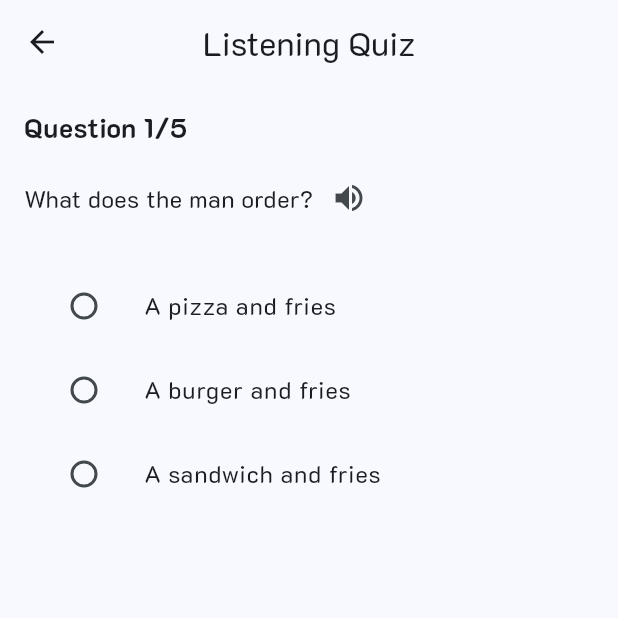
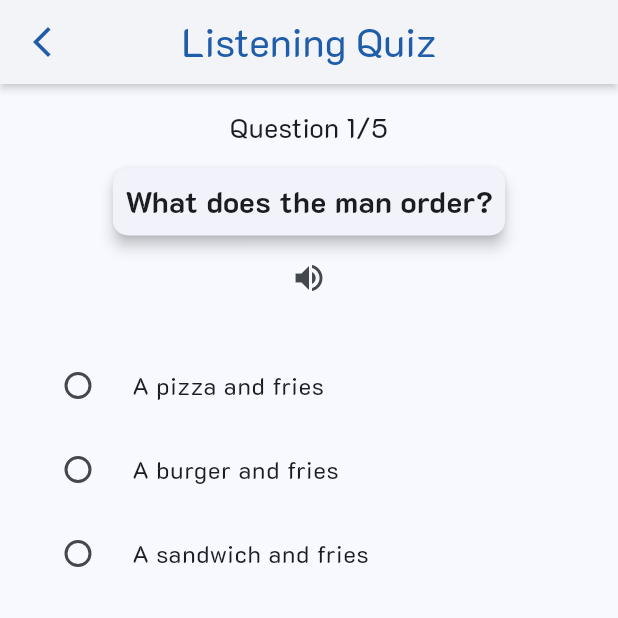
Before and after one commit to TruongZTrinh/eng-learning-mobile-app, a Flutter app: the ListeningQuizPratice screen opened directly, after a tap on "Start Listening", on a phone screen of 412 x 824 dp, the top half of it. Run offline on Flutter 3.47's test engine with Material 3 defaults, Android fonts, the phone set to English and light mode, and no system bars; our stand-ins replace audioplayers, flutter_screenutil, flutter_spinkit, flutter_svg, flutter_tts, freezed_annotation and 3 more; missing offline and left inert: flutter_flip_card, fuzzywuzzy, translator.

Commit message:
second commit

```diff
--- a/lib/modules/quiz/listening_quiz/controllers/listening_quiz_controlller.dart
+++ b/lib/modules/quiz/listening_quiz/controllers/listening_quiz_controlller.dart
@@ -7,11 +7,12 @@ import 'package:flutter/material.dart';
 import 'package:get/get.dart';
 
 class ListeningQuizController extends GetxController {
+  // Track the status of the button
+  RxBool isButtonEnabled = true.obs;
+
   /// Các câu hỏi trong bài quiz
   RxInt currentQuestionIndex = 0.obs;
   int totalQuestions = 5;
-
-  RxDouble progress = 0.0.obs;
 
   // Các câu nói trong bài quiz
   RxInt currentScriptIndex = 0.obs;
@@ -28,6 +29,13 @@ class ListeningQuizController extends GetxController {
   List<ListeningQuestionModel> get questions => quiz.questions ?? [];
 
   SpeechService speechService = Get.put(SpeechService());
+  RxList<bool> isSpeakingList = <bool>[].obs;
+
+  @override
+  void onInit() {
+    initializeScripts(scripts);
+    super.onInit();
+  }
 
   @override
   void onClose() {
@@ -39,28 +47,32 @@ class ListeningQuizController extends GetxController {
     listSpeakingScripts = listeningScripts;
     currentScriptIndex.value = 0;
     visibleScripts.clear();
+    isSpeakingList.clear();
 
     if (listSpeakingScripts.isNotEmpty) {
-      visibleScripts.add(listSpeakingScripts.first);
+      // visibleScripts.add(listSpeakingScripts.first);
+      isSpeakingList.addAll(List.filled(listSpeakingScripts.length, false));
     }
     // print(listSpeakingScripts);
   }
 
   Future<void> playScriptsUntilQuestion() async {
-    foundRelatedQuestion.value = false; // Reset trước khi bắt đầu
+    if (!isButtonEnabled.value)
+      return; // If the button is disabled, can't press
+
+    isButtonEnabled.value = false; // Disable the button when start
+    foundRelatedQuestion.value = false; // Reset before start
 
     for (var i = currentScriptIndex.value; i < scripts.length; i++) {
-      // visibleScripts.add(listSpeakingScripts[currentScriptIndex.value]);
-      // print(" VisibleScripts:  ${visibleScripts.length}");
+      visibleScripts.add(scripts[i]);
 
-      final script = scripts[i];
-      updateProgress((i + 1) / (scripts.length + 1));
-      // Đọc script
-      await speechService.speak(script.transcript, script.speaker);
+      isSpeakingList[i] = true;
+      await speechService.speak(scripts[i].transcript, scripts[i].speaker);
+      isSpeakingList[i] = false;
 
       // Kiểm tra nếu script liên quan đến câu hỏi
       final relatedQuestion = questions.firstWhereOrNull(
-        (question) => question.scriptIds.contains(script.id),
+        (question) => question.scriptId.contains(scripts[i].id),
       );
 
       if (relatedQuestion != null) {
@@ -77,9 +89,8 @@ class ListeningQuizController extends GetxController {
         foundRelatedQuestion.value = false;
       }
       // Thêm khoảng dừng giữa các câu
-
       currentScriptIndex.value++;
-      await Future.delayed(const Duration(milliseconds: 500));
+      await Future.delayed(const Duration(milliseconds: 700));
     }
     Get.snackbar(
       "Chúc mừng bạn vượt qua quiz!",
@@ -92,14 +103,9 @@ class ListeningQuizController extends GetxController {
   }
 
   void addNextScript() {
-    // if (currentScriptIndex)
-    if (currentScriptIndex < listSpeakingScripts.length - 1) {
-      currentScriptIndex++;
-      visibleScripts.add(listSpeakingScripts[currentScriptIndex.value]);
-      speechService.speak(scripts[currentScriptIndex.value].transcript,
-          scripts[currentScriptIndex.value].speaker);
-      foundRelatedQuestion.value = false;
-      isAnswerCorrect.value = false;
+    if (currentScriptIndex.value < scripts.length) {
+      visibleScripts.add(scripts[currentScriptIndex.value]);
+      currentScriptIndex.value++;
     }
   }
 
@@ -131,28 +137,6 @@ class ListeningQuizController extends GetxController {
 
     if (isAnswerCorrect.value == true) {
       AudioHelper.playAudioFromAsset("correct_sound.mp3");
-      Get.bottomSheet(Container(
-          height: 150,
-          color: Colors.white,
-          child: Center(
-            child: Column(
-              mainAxisAlignment: MainAxisAlignment.spaceEvenly,
-              crossAxisAlignment: CrossAxisAlignment.center,
-              children: [
-                const Text(
-                  "Đáp án sai. Vui lòng thử lại",
-                  style: TextStyle(fontSize: 18, color: Colors.red),
-                ),
-                ElevatedButton(
-                  onPressed: () {
-                    Get.back(); // Đóng BottomSheet
-                    Get.back(); // Quay về trang trước
-                  },
-                  child: const Text("Quay về"),
-                ),
-              ],
-            ),
-          )));
       nextQuestion();
     } else {
       AudioHelper.playAudioFromAsset("wrong_sound.mp3");
@@ -181,7 +165,8 @@ class ListeningQuizController extends GetxController {
     }
   }
 
-  void updateProgress(double value) {
-    progress.value = value;
+  double calculateScriptDuration(String transcript, double wordsPerSecond) {
+    int wordCount = transcript.split(' ').length;
+    return wordCount / wordsPerSecond;
   }
 }
--- a/lib/modules/quiz/listening_quiz/data/listening_lesson_quiz_data.dart
+++ b/lib/modules/quiz/listening_quiz/data/listening_lesson_quiz_data.dart
@@ -27,7 +27,7 @@ List<ListeningQuizModel> listeningQuizList = [
       ListeningScriptModel(
         id: "script_04",
         speaker: "F",
-        transcript: " Would you like a small, medium, or large drink?",
+        transcript: "Would you like a small, medium, or large drink?",
       ),
       ListeningScriptModel(
         id: "script_05",
@@ -73,7 +73,7 @@ List<ListeningQuizModel> listeningQuizList = [
     questions: [
       ListeningQuestionModel(
         id: "q_01",
-        scriptIds: ["script_01"],
+        scriptId: "script_01",
         questionText: "What does the man order?",
         options: [
           ListeningOptionModel(id: 'opt_1', text: "A pizza and fries"),
@@ -84,7 +84,7 @@ List<ListeningQuizModel> listeningQuizList = [
       ),
       ListeningQuestionModel(
         id: "q_02",
-        scriptIds: ["script_05"],
+        scriptId: "script_05",
         questionText: "What size drink does the man choose?",
         options: [
           ListeningOptionModel(id: 'opt_1', text: "Medium"),
@@ -95,7 +95,7 @@ List<ListeningQuizModel> listeningQuizList = [
       ),
       ListeningQuestionModel(
         id: "q_03",
-        scriptIds: ["script_07"],
+        scriptId: "script_07",
         questionText: "Does the man want cheese on his burger?",
         options: [
           ListeningOptionModel(id: 'opt_1', text: "No"),
@@ -106,7 +106,7 @@ List<ListeningQuizModel> listeningQuizList = [
       ),
       ListeningQuestionModel(
         id: "q_04",
-        scriptIds: ["script_10"],
+        scriptId: "script_10",
         questionText: "How much is the total bill?",
         options: [
           ListeningOptionModel(id: 'opt_1', text: "\$8.50"),
@@ -117,7 +117,7 @@ List<ListeningQuizModel> listeningQuizList = [
       ),
       ListeningQuestionModel(
         id: "q_05",
-        scriptIds: ["script_12"],
+        scriptId: "script_12",
         questionText: "How long will the food take?",
         options: [
           ListeningOptionModel(id: 'opt_1', text: "10 minutes"),
@@ -127,5 +127,5 @@ List<ListeningQuizModel> listeningQuizList = [
         correctAnswer: "opt_2",
       ),
     ],
-  )
+  ),
 ];
--- a/lib/modules/quiz/listening_quiz/models/listening_question_model.dart
+++ b/lib/modules/quiz/listening_quiz/models/listening_question_model.dart
@@ -8,7 +8,7 @@ part 'listening_question_model.g.dart';
 class ListeningQuestionModel with _$ListeningQuestionModel {
   const factory ListeningQuestionModel({
     required String id,
-    required List<String> scriptIds,
+    required String scriptId,
     required String questionText,
     required List<ListeningOptionModel> options,
     required String correctAnswer,
--- a/lib/modules/quiz/listening_quiz/views/listening_quiz_page.dart
+++ b/lib/modules/quiz/listening_quiz/views/listening_quiz_page.dart
@@ -45,7 +45,8 @@ class ListeningQuizPage extends StatelessWidget {
                   height: 80,
                   decoration: BoxDecoration(
                     borderRadius: BorderRadius.circular(10),
-                    color: Colors.blue,
+                    gradient: const LinearGradient(
+                        colors: [Colors.lightBlueAccent, Colors.blue]),
                   ),
                   child: Align(
                     alignment: Alignment.centerLeft,
--- a/lib/modules/quiz/listening_quiz/views/listening_quiz_pratice.dart
+++ b/lib/modules/quiz/listening_quiz/views/listening_quiz_pratice.dart
@@ -1,6 +1,8 @@
 import 'package:english_learning_app/modules/quiz/listening_quiz/controllers/listening_quiz_controlller.dart';
-import 'package:english_learning_app/shared/speech_service.dart';
+import 'package:english_learning_app/shared/app_colors.dart';
 import 'package:flutter/material.dart';
+import 'package:flutter_spinkit/flutter_spinkit.dart';
+import 'package:flutter_svg/flutter_svg.dart';
 import 'package:get/get.dart';
 
 class ListeningQuizPratice extends StatelessWidget {
@@ -13,8 +15,21 @@ class ListeningQuizPratice extends StatelessWidget {
 
     return Scaffold(
       appBar: AppBar(
-        title: const Text('Listening Quiz'),
+        title: const Text(
+          'Listening Quiz',
+          textScaler: TextScaler.linear(1.2),
+        ),
+        leading: IconButton(
+          icon: const Icon(Icons.arrow_back_ios_new),
+          onPressed: () {
+            Get.back();
+          },
+        ),
         centerTitle: true,
+        shadowColor: Colors.grey.withAlpha((0.5 * 255).toInt()),
+        elevation: 2,
+        backgroundColor: Colors.white,
+        foregroundColor: AppColors.secondaryColor,
       ),
       body: Obx(() {
         // Kiểm tra nếu đã tìm thấy câu hỏi liên quan
@@ -23,36 +38,43 @@ class ListeningQuizPratice extends StatelessWidget {
               .questions[listeningQuizController.currentQuestionIndex.value];
           final currentScript = listeningQuizController
               .scripts[listeningQuizController.currentScriptIndex.value];
+          // print("Current script: $currentScript");
+          // print("Current question: $currentQuestion");
 
           return Padding(
             padding: const EdgeInsets.all(16),
             child: Column(
-              crossAxisAlignment: CrossAxisAlignment.start,
+              crossAxisAlignment: CrossAxisAlignment.center,
               children: [
                 Text(
                   "Question ${listeningQuizController.currentQuestionIndex.value + 1}/${listeningQuizController.questions.length}",
-                  style: const TextStyle(
-                      fontSize: 18, fontWeight: FontWeight.bold),
+                  style: const TextStyle(fontSize: 18),
                 ),
                 const SizedBox(height: 10),
-                Row(
-                  children: [
-                    Text(
+                Card(
+                  elevation: 4,
+                  shape: RoundedRectangleBorder(
+                      borderRadius: BorderRadius.circular(10)),
+                  child: Padding(
+                    padding: const EdgeInsets.all(8.0),
+                    child: Text(
                       currentQuestion.questionText,
-                      style: const TextStyle(fontSize: 16),
+                      style: const TextStyle(
+                        fontSize: 20,
+                        fontWeight: FontWeight.bold,
+                      ),
+                      softWrap: true,
+                    ),
+                  ),
                 ),
                 IconButton(
                     onPressed: () => listeningQuizController.speechService
-                            .speak(currentScript.transcript,
-                                currentScript.speaker),
-                        icon: const Icon(Icons.volume_up))
-                  ],
-                ),
+                        .speak(currentScript.transcript, currentScript.speaker),
+                    icon: const Icon(Icons.volume_up)),
                 const SizedBox(height: 20),
                 ...currentQuestion.options.map((option) {
-                  return ListTile(
+                  return RadioListTile<String>(
                     title: Text(option.text),
-                    leading: Radio<String>(
                     value: option.id,
                     groupValue: listeningQuizController.selectedAnswer.value,
                     onChanged: (value) {
@@ -60,7 +82,6 @@ class ListeningQuizPratice extends StatelessWidget {
                         listeningQuizController.checkAnswer(value);
                       }
                     },
-                    ),
                   );
                 }),
               ],
@@ -69,47 +90,86 @@ class ListeningQuizPratice extends StatelessWidget {
         }
 
         // Nếu chưa tìm thấy câu hỏi, hiển thị danh sách scripts
+
         return Padding(
           padding: const EdgeInsets.all(16),
           child: Column(
             children: [
               Expanded(
-                child: Row(
+                child: ListView.builder(
+                  itemCount: listeningQuizController.visibleScripts.length,
+                  itemBuilder: (context, index) {
+                    return Obx(() {
+                      var script = listeningQuizController.scripts[index];
+
+                      return Row(
+                        mainAxisAlignment: script.speaker == "M"
+                            ? MainAxisAlignment.start
+                            : MainAxisAlignment.end,
                         children: [
-                    Expanded(
-                      child: Obx(() {
-                        final progress = listeningQuizController.progress.value;
-
-                        return Stack(
-                          children: [
+                          if (script.speaker == "F" &&
+                              listeningQuizController.isSpeakingList[index])
+                            const SpinKitWave(
+                              color: Colors.blue,
+                              size: 40,
+                            ),
+                          const SizedBox(width: 10),
                           Container(
-                              height: 30,
+                            padding: const EdgeInsets.all(2),
+                            width: 50,
+                            height: 50,
                             decoration: BoxDecoration(
-                                  color: Colors.grey[300], // Màu nền
-
-                                  borderRadius: BorderRadius.circular(20)),
+                              borderRadius: BorderRadius.circular(10),
+                              gradient: const LinearGradient(colors: [
+                                Colors.blue,
+                                Colors.lightBlueAccent,
+                              ]),
                             ),
-                            AnimatedContainer(
-                              duration: const Duration(milliseconds: 500),
-                              width:
-                                  MediaQuery.of(context).size.width * progress,
-                              height: 30,
-                              decoration: BoxDecoration(
-                                  color: Colors.blue, // Màu chạy
-                                  borderRadius: BorderRadius.circular(20)),
+                            child: script.speaker == "F"
+                                ? SvgPicture.asset(
+                                    "assets/images/listening_quiz/female.svg")
+                                : SvgPicture.asset(
+                                    "assets/images/listening_quiz/male.svg"),
+                          ),
+                          const SizedBox(width: 10),
+                          if (script.speaker == "M" &&
+                              listeningQuizController.isSpeakingList[index])
+                            const SpinKitWave(
+                              color: Colors.blue,
+                              size: 40,
                             ),
                         ],
                       );
-                      }),
-                    ),
-                  ],
+                    });
+                  },
                 ),
               ),
-              ElevatedButton(
-                onPressed: () {
+              InkWell(
+                onTap: listeningQuizController.isButtonEnabled.value
+                    ? () {
                         listeningQuizController.playScriptsUntilQuestion();
-                },
-                child: const Center(child: Text("Start Listening")),
+                      }
+                    : null,
+                child: Ink(
+                  child: Container(
+                    width: double.infinity,
+                    padding: const EdgeInsets.symmetric(vertical: 16),
+                    decoration: BoxDecoration(
+                      gradient: const LinearGradient(
+                          colors: [Colors.blue, Colors.lightBlueAccent]),
+                      borderRadius: BorderRadius.circular(10),
+                    ),
+                    child: const Center(
+                      child: Text(
+                        "Start Listening",
+                        style: TextStyle(
+                            color: Colors.white,
+                            fontSize: 20,
+                            fontWeight: FontWeight.bold),
+                      ),
+                    ),
+                  ),
+                ),
               ),
             ],
           ),
--- a/lib/modules/quiz/views/quiz_page.dart
+++ b/lib/modules/quiz/views/quiz_page.dart
@@ -50,7 +50,10 @@ class QuizPage extends StatelessWidget {
                         height: 50.h,
                         width: 200.w,
                         decoration: BoxDecoration(
-                            color: AppColors.primaryColor,
+                            gradient: const LinearGradient(colors: [
+                              Colors.blue,
+                              Colors.lightBlueAccent,
+                            ]),
                             borderRadius:
                                 BorderRadius.all(Radius.circular(5.r))),
                         child: Text(
--- a/lib/modules/quiz/vocabulary_quiz/controllers/test.json
+++ /dev/null
@@ -1 +0,0 @@
-VocabQuestionModel(word: Spaghetti, imgPath: assets/images/vocabulary/spaghetti.png, choices: [Egg, Steak, Spaghetti], correctAnswer: Spaghetti, questionType: QuestionType.selectWord), VocabQuestionModel(word: Spaghetti, imgPath: assets/images/vocabulary/spaghetti.png, choices: [assets/images/vocabulary/curry.png, assets/images/vocabulary/hamburger.png, assets/images/vocabulary/spaghetti.png], correctAnswer: assets/images/vocabulary/spaghetti.png, questionType: QuestionType.selectImage), VocabQuestionModel(word: Pizza, imgPath: assets/images/vocabulary/pizza.jpg, choices: [Pizza, Curry, Hamburger], correctAnswer: Pizza, questionType: QuestionType.selectWord), VocabQuestionModel(word: Pizza, imgPath: assets/images/vocabulary/pizza.jpg, choices: [assets/images/vocabulary/curry.png, assets/images/vocabulary/pizza.jpg, assets/images/vocabulary/egg.png], correctAnswer: assets/images/vocabulary/pizza.jpg, questionType: QuestionType.selectImage), VocabQuestionModel(word: Egg, imgPath: assets/images/vocabulary/egg.
--- a/pubspec.yaml
+++ b/pubspec.yaml
@@ -43,6 +43,7 @@ flutter:
 
    assets:
       - assets/images/
+      - assets/images/listening_quiz/
       - assets/images/vocabulary/
       - assets/images/speaking_quiz/
       - assets/audios/
```
Also changed, not shown: lib/modules/quiz/speaking_quiz/views/speaking_lesson_list.dart (+7 -3 lines), lib/modules/splash_screen/views/splash_screen.dart (added, +26 -0 lines), lib/shared/speech_service.dart (+1 -16 lines), assets/images/listening_quiz/female.svg (added), assets/images/listening_quiz/male.svg (added), lib/modules/quiz/listening_quiz/models/listening_question_model.freezed.dart, lib/modules/quiz/listening_quiz/models/listening_question_model.g.dart. Lines whose indentation alone changed are shown as unchanged.
